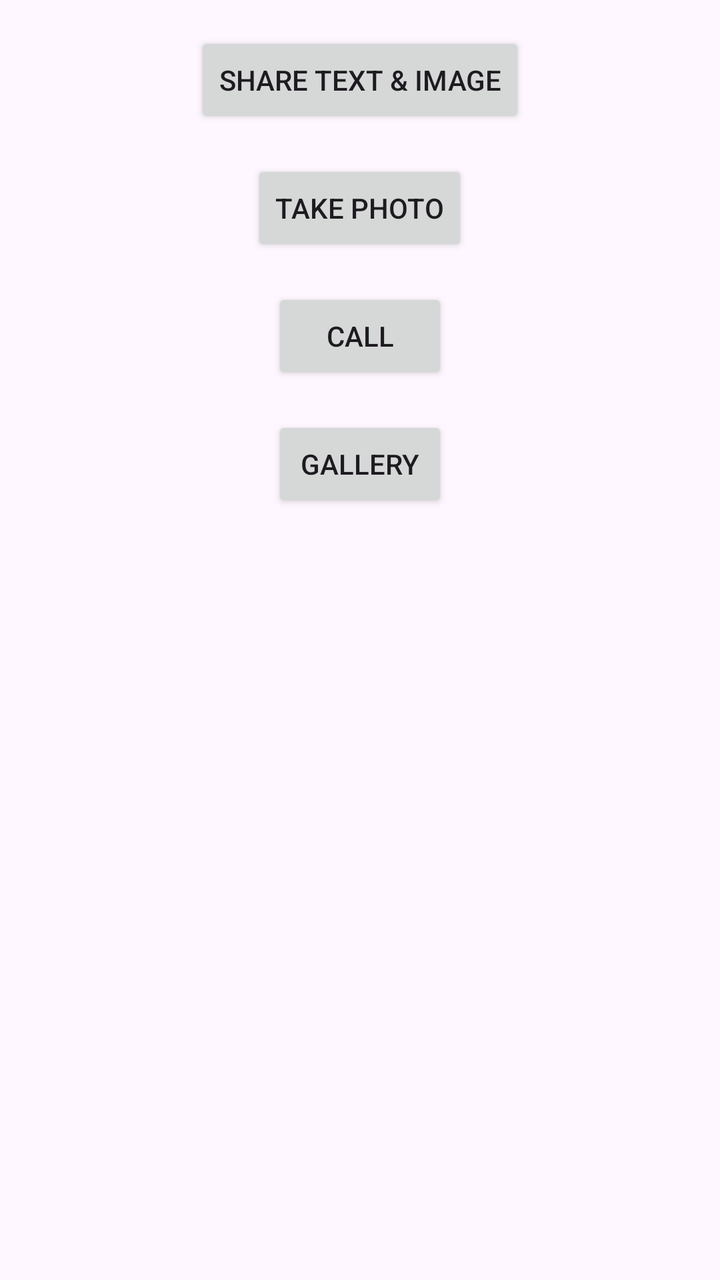
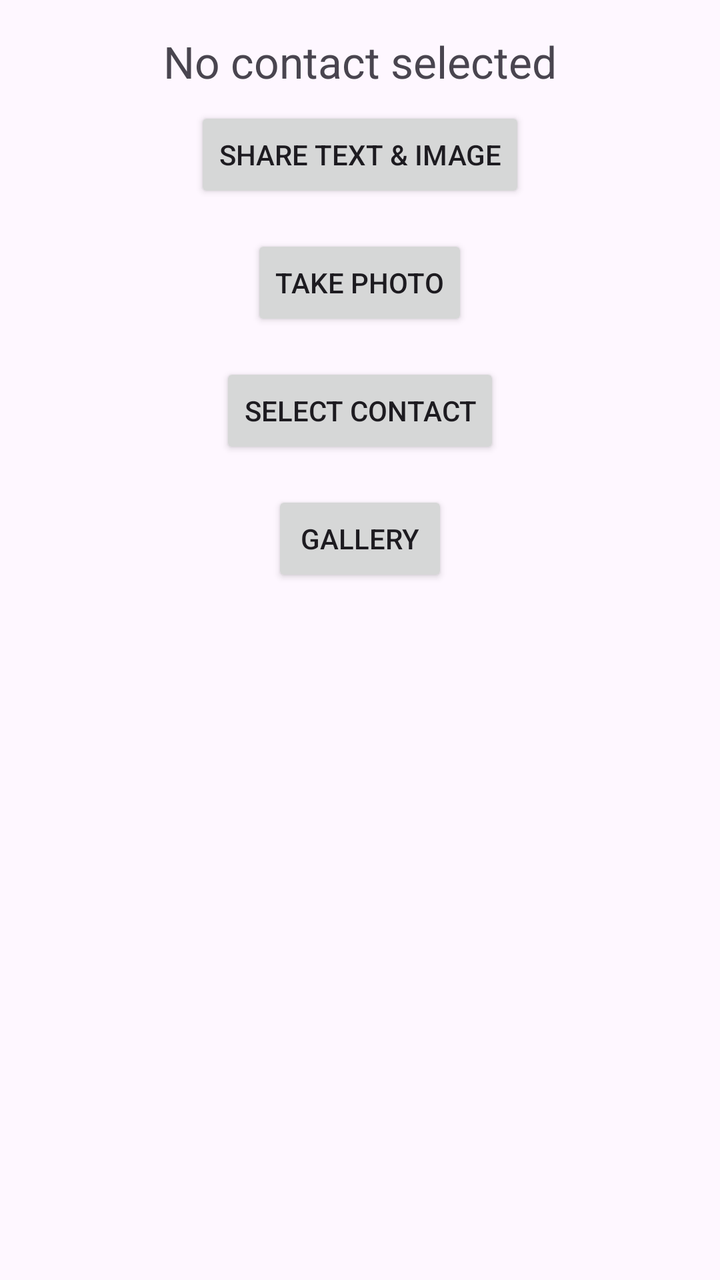

Two renders of the same Android screen: before a commit and after it. Below are the layout's source before the change and the commit's diff.
<!-- AndroidManifest.xml: application theme Theme.ShenanApp -->
<!-- res/layout/activity_main.xml -->
<?xml version="1.0" encoding="utf-8"?>
<androidx.constraintlayout.widget.ConstraintLayout xmlns:android="http://schemas.android.com/apk/res/android"
    xmlns:app="http://schemas.android.com/apk/res-auto"
    xmlns:tools="http://schemas.android.com/tools"
    android:id="@+id/main"
    android:layout_width="match_parent"
    android:layout_height="match_parent"
    tools:context=".MainActivity">

    <LinearLayout
        android:layout_width="match_parent"
        android:layout_height="match_parent"
        android:orientation="vertical"
        android:gravity="center_horizontal"
        android:padding="16dp">

        <ImageView
            android:id="@+id/imageView"
            android:layout_width="300dp"
            android:layout_height="300dp"
            android:layout_marginBottom="16dp"
            android:scaleType="centerCrop"
            android:visibility="gone"
            tools:visibility="visible" />

        <Button
            android:id="@+id/buttonShareTextImage"
            android:layout_width="wrap_content"
            android:layout_height="wrap_content"
            android:text="Share Text &amp; Image" />

        <Button
            android:id="@+id/button2"
            android:layout_width="wrap_content"
            android:layout_height="wrap_content"
            android:layout_marginTop="16dp"
            android:text="Take Photo" />

        <Button
            android:id="@+id/button3"
            android:layout_width="wrap_content"
            android:layout_height="wrap_content"
            android:layout_marginTop="16dp"
            android:text="Call" />

        <Button
            android:id="@+id/button4"
            android:layout_width="wrap_content"
            android:layout_height="wrap_content"
            android:layout_marginTop="16dp"
            android:text="Gallery" />
    </LinearLayout>

</androidx.constraintlayout.widget.ConstraintLayout>
<!-- resources referenced by this layout -->
<resources>
  <style name="Theme.ShenanApp" parent="Base.Theme.ShenanApp" />
  <style name="Base.Theme.ShenanApp" parent="Theme.Material3.DayNight.NoActionBar">
          
          
      </style>
</resources>

<!-- the commit's change to res/layout/activity_main.xml (unified diff, before → after) -->
@@ -23,6 +23,23 @@
             android:visibility="gone"
             tools:visibility="visible" />
 
+        <TextView
+            android:id="@+id/selectedContact"
+            android:layout_width="match_parent"
+            android:layout_height="wrap_content"
+            android:layout_marginBottom="8dp"
+            android:gravity="center"
+            android:text="No contact selected"
+            android:textSize="22sp" />
+
+        <Button
+            android:id="@+id/buttonCallSelectedContact"
+            android:layout_width="wrap_content"
+            android:layout_height="wrap_content"
+            android:layout_marginBottom="8dp"
+            android:text="Call Selected Contact"
+            android:visibility="gone" />
+
         <Button
             android:id="@+id/buttonShareTextImage"
             android:layout_width="wrap_content"
@@ -41,7 +58,7 @@
             android:layout_width="wrap_content"
             android:layout_height="wrap_content"
             android:layout_marginTop="16dp"
-            android:text="Call" />
+            android:text="Select Contact" />
 
         <Button
             android:id="@+id/button4"
